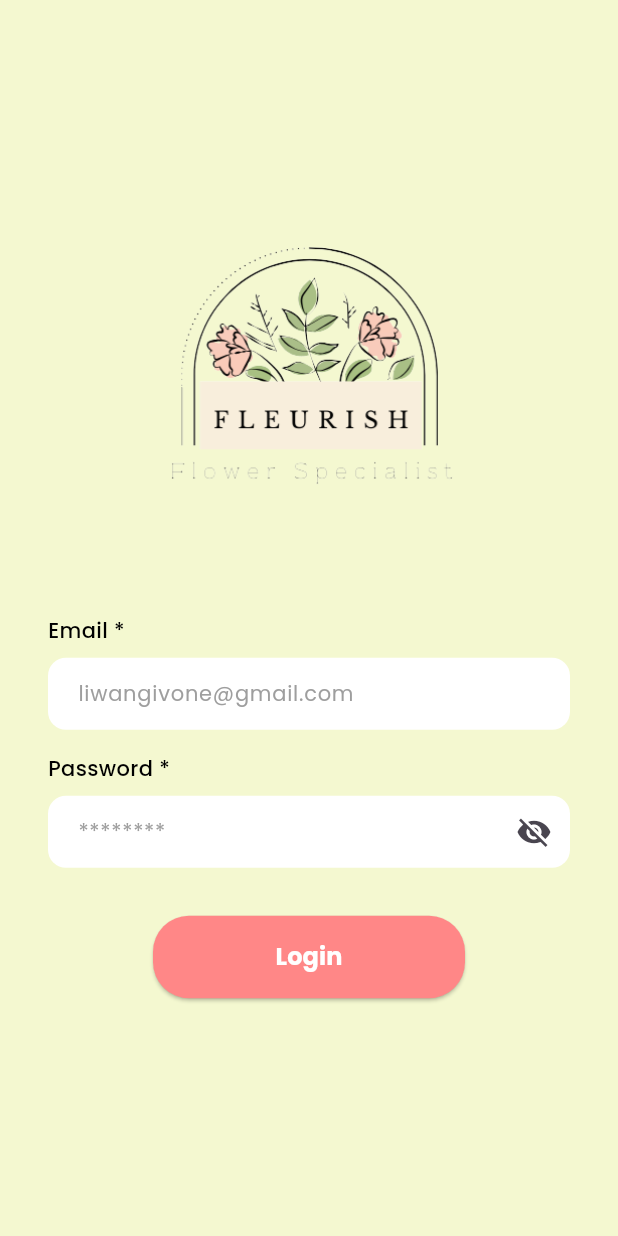
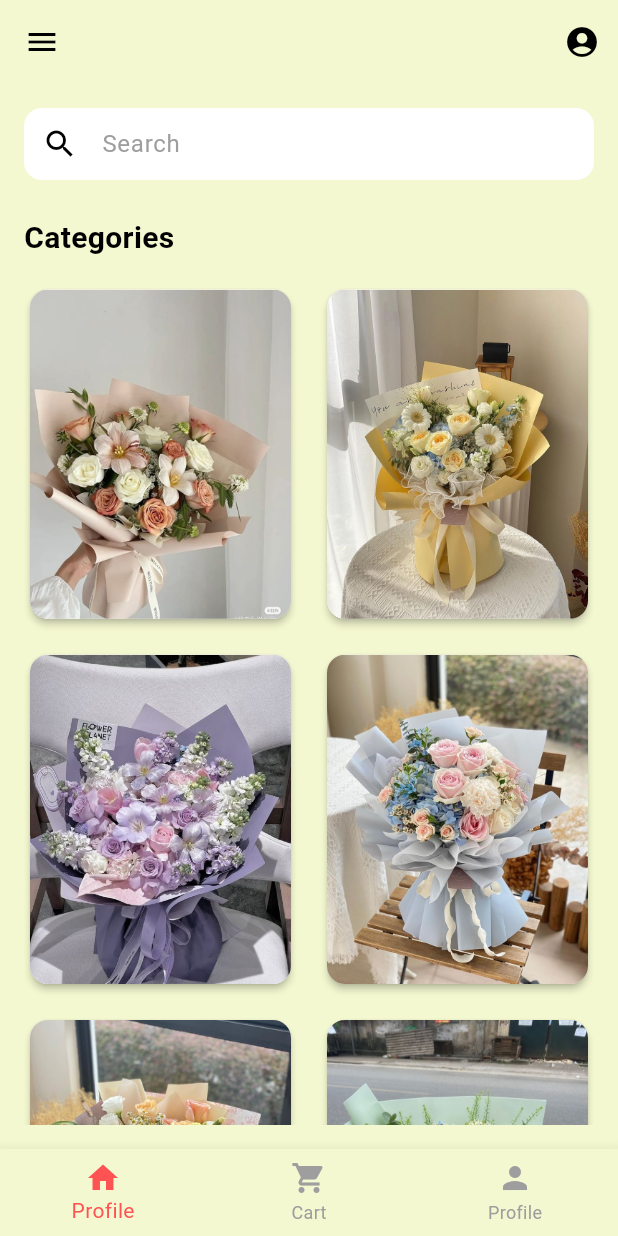
Before and after one commit to liwangivone/Material-Design-Components, a Flutter app: the LoginPage screen opened by its route, after a tap on "Login", on a phone screen of 412 x 824 dp. Run offline on Flutter 3.47's test engine with Material 3 defaults, Android fonts, the phone set to English and light mode, and no system bars; our stand-ins replace google_fonts, lottie, shared_preferences, smooth_page_indicator; accounts and stored records are empty.

Commit message:
homepage

```diff
--- a/codelab/lib/main.dart
+++ b/codelab/lib/main.dart
@@ -17,6 +17,8 @@ class MyApp extends StatelessWidget {
       routes: {
         '/': (context) => const OnboardingPage(),
         '/login': (context) => const LoginPage(),
+        '/home': (context) => const HomePage(),
+        '/detail': (context) => const DetailPage()
       },
       initialRoute: '/', // Halaman awal adalah onboarding
       );
--- /dev/null
+++ b/codelab/lib/views/pages/detail_page.dart
@@ -0,0 +1 @@
+part of 'pages.dart';
--- a/codelab/lib/views/pages/homepage.dart
+++ b/codelab/lib/views/pages/homepage.dart
@@ -0,0 +1,121 @@
+part of 'pages.dart';
+
+class HomePage extends StatelessWidget {
+  const HomePage({super.key});
+
+  @override
+  Widget build(BuildContext context) {
+    // Daftar data bouquet
+    final List<String> bouquetImages = [
+      'assets/bouquet1.jpg',
+      'assets/bouquet2.jpg',
+      'assets/bouquet3.jpg',
+      'assets/bouquet4.jpg',
+      'assets/bouquet5.jpg',
+      'assets/bouquet6.jpg',
+      'assets/bouquet7.jpg',
+      'assets/bouquet8.jpg',
+    ];
+
+    return Scaffold(
+      backgroundColor: const Color(0xFFF4F8D0), // Warna latar belakang
+      appBar: AppBar(
+        backgroundColor: const Color(0xFFF4F8D0),
+        elevation: 0,
+        leading: IconButton(
+          icon: const Icon(Icons.menu, color: Colors.black),
+          onPressed: () {}, // Tambahkan aksi jika diperlukan
+        ),
+        actions: [
+          IconButton(
+            icon: const Icon(Icons.account_circle, color: Colors.black),
+            onPressed: () {}, // Tambahkan aksi jika diperlukan
+          ),
+        ],
+      ),
+      body: Padding(
+        padding: const EdgeInsets.all(16.0),
+        child: Column(
+          crossAxisAlignment: CrossAxisAlignment.start,
+          children: [
+            // Search bar
+            TextField(
+              decoration: InputDecoration(
+                filled: true,
+                fillColor: Colors.white,
+                hintText: 'Search',
+                hintStyle: const TextStyle(color: Colors.grey),
+                prefixIcon: const Icon(Icons.search, color: Colors.black),
+                contentPadding:
+                    const EdgeInsets.symmetric(horizontal: 16, vertical: 12),
+                border: OutlineInputBorder(
+                  borderRadius: BorderRadius.circular(12),
+                  borderSide: BorderSide.none,
+                ),
+              ),
+            ),
+            const SizedBox(height: 24),
+
+            // Judul kategori
+            Text(
+              "Categories",
+              style: TextStyle(
+                fontSize: 20,
+                fontWeight: FontWeight.bold,
+                color: Colors.black,
+              ),
+            ),
+            const SizedBox(height: 16),
+
+            // GridView untuk menampilkan bouquet
+            Expanded(
+              child: GridView.builder(
+                itemCount: bouquetImages.length,
+                gridDelegate: const SliverGridDelegateWithFixedCrossAxisCount(
+                  crossAxisCount: 2, // Jumlah item per baris
+                  crossAxisSpacing: 16, // Jarak horizontal antar item
+                  mainAxisSpacing: 16, // Jarak vertikal antar item
+                  childAspectRatio: 0.8, // Proporsi lebar:tinggi untuk item
+                ),
+                itemBuilder: (context, index) {
+                  return Card(
+                    shape: RoundedRectangleBorder(
+                      borderRadius: BorderRadius.circular(12),
+                    ),
+                    elevation: 2,
+                    child: ClipRRect(
+                      borderRadius: BorderRadius.circular(12),
+                      child: Image.asset(
+                        bouquetImages[index],
+                        fit: BoxFit.cover,
+                      ),
+                    ),
+                  );
+                },
+              ),
+            ),
+          ],
+        ),
+      ),
+      bottomNavigationBar: BottomNavigationBar(
+        backgroundColor: const Color(0xFFF4F8D0),
+        selectedItemColor: Colors.redAccent,
+        unselectedItemColor: Colors.grey,
+        items: const [
+          BottomNavigationBarItem(
+            icon: Icon(Icons.home),
+            label: 'Profile',
+          ),
+          BottomNavigationBarItem(
+            icon: Icon(Icons.shopping_cart),
+            label: 'Cart',
+          ),
+          BottomNavigationBarItem(
+            icon: Icon(Icons.person),
+            label: 'Profile',
+          ),
+        ],
+      ),
+    );
+  }
+}
--- a/codelab/lib/views/pages/login_page.dart
+++ b/codelab/lib/views/pages/login_page.dart
@@ -101,7 +101,8 @@ class LoginPage extends StatelessWidget {
                 width: double.infinity,
                 child: ElevatedButton(
                   onPressed: () {
-                  // Navigasi ke halaman berikutnya
+                    // Navigasi ke halaman HomePage
+                    Navigator.pushReplacementNamed(context, '/home');
                   },
                   style: ElevatedButton.styleFrom(
                     backgroundColor: const Color(0xFFFF8787),
--- a/codelab/lib/views/pages/pages.dart
+++ b/codelab/lib/views/pages/pages.dart
@@ -12,3 +12,4 @@ import 'package:lottie/lottie.dart';
 
 part 'onboarding_page.dart';
 part 'login_page.dart';
+part 'homepage.dart';
```
Also changed, not shown: codelab/assets/bouquet1.jpg (added), codelab/assets/bouquet2.jpg (added), codelab/assets/bouquet3.jpg (added), codelab/assets/bouquet4.jpg (added), codelab/assets/bouquet5.jpg (added), codelab/assets/bouquet6.jpg (added), codelab/assets/bouquet7.jpg (added), codelab/assets/bouquet8.jpg (added). Lines whose indentation alone changed are shown as unchanged.
